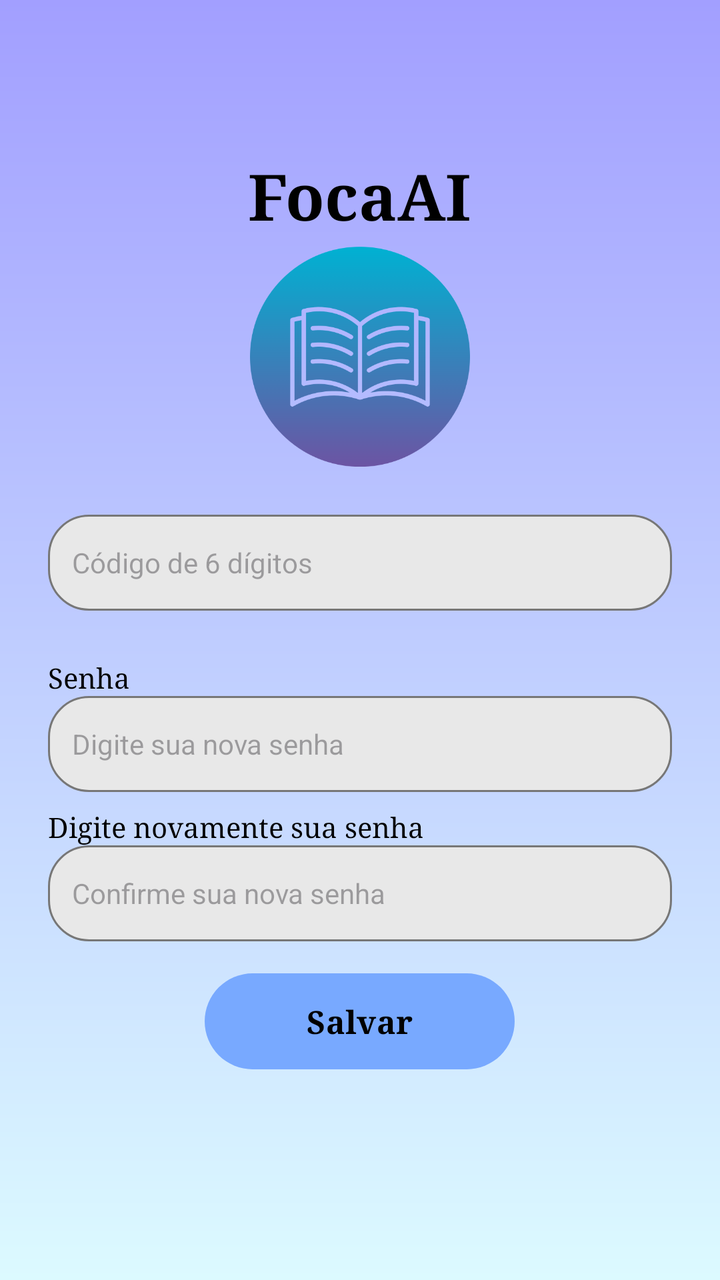
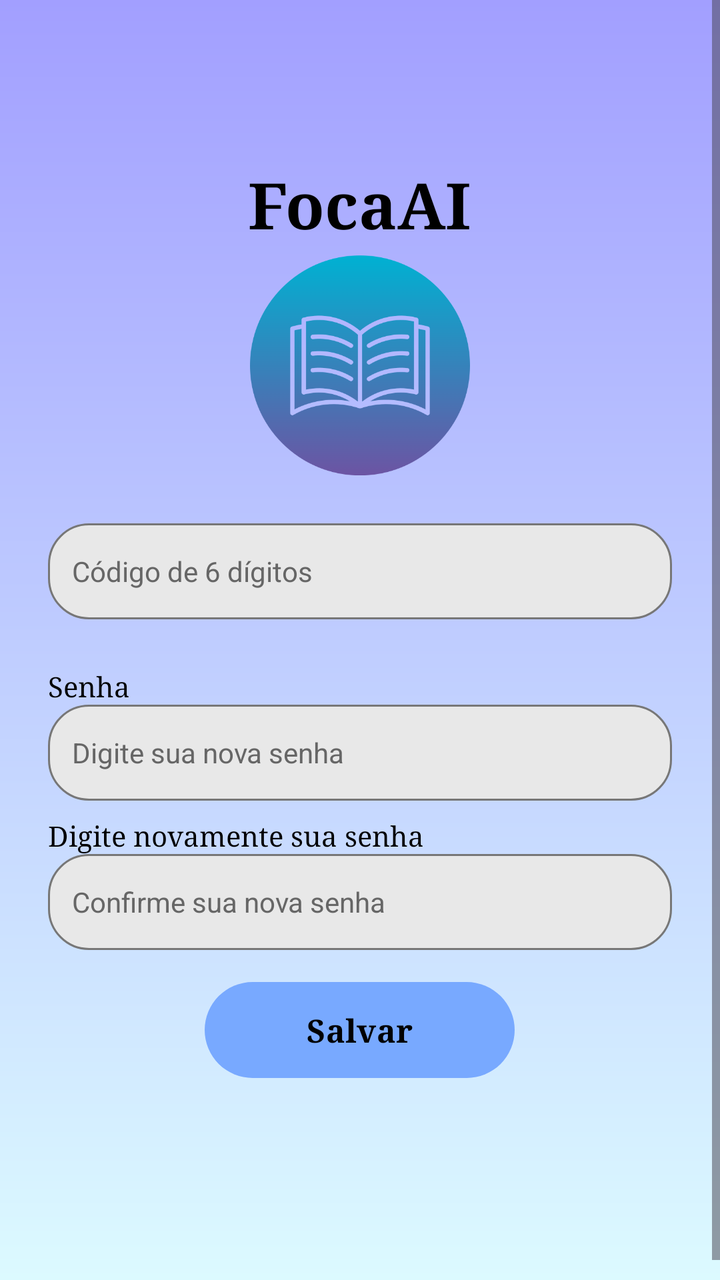

Screens rendered from an Android XML layout before and after an edit, with the pre-edit source and the edit as a unified diff.
<!-- AndroidManifest.xml: application theme Theme.FocaAi -->
<!-- res/layout/activity_recuperar_senha.xml -->
<?xml version="1.0" encoding="utf-8"?>
<androidx.constraintlayout.widget.ConstraintLayout xmlns:android="http://schemas.android.com/apk/res/android"
    xmlns:app="http://schemas.android.com/apk/res-auto"
    xmlns:tools="http://schemas.android.com/tools"
    android:id="@+id/main"
    android:layout_width="match_parent"
    android:layout_height="match_parent"
    android:background="@drawable/bg_foca_gradient"
    tools:context=".activities.RecuperarSenhaActivity">

    <LinearLayout
        android:id="@+id/layoutRecuperarSenha"
        android:layout_width="match_parent"
        android:layout_height="wrap_content"
        android:gravity="center_horizontal"
        android:orientation="vertical"
        android:paddingStart="24dp"
        android:paddingEnd="24dp"
        app:layout_constraintBottom_toBottomOf="parent"
        app:layout_constraintTop_toTopOf="parent"
        app:layout_constraintVertical_bias="0.42">

        <TextView
            android:layout_width="wrap_content"
            android:layout_height="wrap_content"
            android:fontFamily="serif"
            android:text="FocaAI"
            android:textColor="#000000"
            android:textSize="32sp"
            android:textStyle="bold" />

        <ImageView
            android:layout_width="110dp"
            android:layout_height="110dp"
            android:layout_marginTop="4dp"
            android:contentDescription="Logo do FocaAi"
            android:scaleType="fitCenter"
            app:srcCompat="@drawable/livro" />

        <EditText
            android:id="@+id/editCodigoRecuperacao"
            android:layout_width="match_parent"
            android:layout_height="48dp"
            android:layout_marginTop="24dp"
            android:background="@drawable/campo_rounded"
            android:hint="Código de 6 dígitos"
            android:inputType="number"
            android:maxLength="6"
            android:paddingStart="12dp"
            android:paddingEnd="12dp"
            android:textSize="14sp" />

        <TextView
            android:layout_width="match_parent"
            android:layout_height="wrap_content"
            android:layout_marginTop="24dp"
            android:fontFamily="serif"
            android:text="Senha"
            android:textColor="#000000"
            android:textSize="14sp" />

        <EditText
            android:id="@+id/editNovaSenha"
            android:layout_width="match_parent"
            android:layout_height="48dp"
            android:background="@drawable/campo_rounded"
            android:hint="Digite sua nova senha"
            android:inputType="textPassword"
            android:paddingStart="12dp"
            android:paddingEnd="12dp"
            android:textSize="14sp" />

        <TextView
            android:layout_width="match_parent"
            android:layout_height="wrap_content"
            android:layout_marginTop="8dp"
            android:fontFamily="serif"
            android:text="Digite novamente sua senha"
            android:textColor="#000000"
            android:textSize="14sp" />

        <EditText
            android:id="@+id/editConfirmarNovaSenha"
            android:layout_width="match_parent"
            android:layout_height="48dp"
            android:background="@drawable/campo_rounded"
            android:hint="Confirme sua nova senha"
            android:inputType="textPassword"
            android:paddingStart="12dp"
            android:paddingEnd="12dp"
            android:textSize="14sp" />

        <Button
            android:id="@+id/buttonSalvarNovaSenha"
            android:layout_width="155dp"
            android:layout_height="48dp"
            android:layout_marginTop="16dp"
            android:background="@drawable/button_rounded"
            android:fontFamily="serif"
            android:padding="0dp"
            android:stateListAnimator="@null"
            android:text="Salvar"
            android:textAllCaps="false"
            android:textColor="#000000"
            android:textSize="16sp"
            android:textStyle="bold"
            app:backgroundTint="@null" />

    </LinearLayout>

</androidx.constraintlayout.widget.ConstraintLayout>
<!-- resources referenced by this layout -->
<resources>
  <!-- drawable bg_foca_gradient (drawable) -->
  <?xml version="1.0" encoding="utf-8"?>
  <shape xmlns:android="http://schemas.android.com/apk/res/android" android:shape="rectangle">
      <gradient android:angle="270" android:startColor="#A29FFF" android:endColor="#DCFAFF" android:type="linear" />
  </shape>
  <!-- drawable button_rounded (drawable) -->
  <?xml version="1.0" encoding="utf-8"?>
  <shape xmlns:android="http://schemas.android.com/apk/res/android"
      android:shape="rectangle">
  
      <solid android:color="#78A9FF" />
  
      <corners android:radius="50dp" />
  
  </shape>
  <!-- drawable campo_rounded (drawable) -->
  <?xml version="1.0" encoding="utf-8"?>
  <shape xmlns:android="http://schemas.android.com/apk/res/android"
      android:shape="rectangle">
  
      <solid android:color="#E8E8E8" />
  
      <stroke
          android:width="1dp"
          android:color="#777777" />
  
      <corners android:radius="20dp" />
  
  </shape>
  <!-- drawable livro: png bitmap (drawable, 33037 bytes) -->
  <style name="Theme.FocaAi" parent="Base.Theme.FocaAi" />
  <style name="Base.Theme.FocaAi" parent="Theme.Material3.DayNight.NoActionBar">
          
          
      </style>
</resources>

<!-- the commit's change to res/layout/activity_recuperar_senha.xml (unified diff, before → after) -->
@@ -1,11 +1,18 @@
 <?xml version="1.0" encoding="utf-8"?>
-<androidx.constraintlayout.widget.ConstraintLayout xmlns:android="http://schemas.android.com/apk/res/android"
-    xmlns:app="http://schemas.android.com/apk/res-auto"
-    xmlns:tools="http://schemas.android.com/tools"
+<ScrollView xmlns:android="http://schemas.android.com/apk/res/android"
     android:id="@+id/main"
     android:layout_width="match_parent"
     android:layout_height="match_parent"
     android:background="@drawable/bg_foca_gradient"
+    android:fillViewport="true"
+    android:clipToPadding="false"
+    android:scrollbars="vertical">
+<androidx.constraintlayout.widget.ConstraintLayout xmlns:android="http://schemas.android.com/apk/res/android"
+    xmlns:app="http://schemas.android.com/apk/res-auto"
+    xmlns:tools="http://schemas.android.com/tools"
+    android:layout_width="match_parent" android:minHeight="650dp"
+    android:layout_height="wrap_content"
+   
     tools:context=".activities.RecuperarSenhaActivity">
 
     <LinearLayout
@@ -38,6 +45,8 @@
             app:srcCompat="@drawable/livro" />
 
         <EditText
+            android:textColorHint="#666666"
+            android:textColor="#000000"
             android:id="@+id/editCodigoRecuperacao"
             android:layout_width="match_parent"
             android:layout_height="48dp"
@@ -60,6 +69,8 @@
             android:textSize="14sp" />
 
         <EditText
+            android:textColorHint="#666666"
+            android:textColor="#000000"
             android:id="@+id/editNovaSenha"
             android:layout_width="match_parent"
             android:layout_height="48dp"
@@ -80,6 +91,8 @@
             android:textSize="14sp" />
 
         <EditText
+            android:textColorHint="#666666"
+            android:textColor="#000000"
             android:id="@+id/editConfirmarNovaSenha"
             android:layout_width="match_parent"
             android:layout_height="48dp"
@@ -108,4 +121,6 @@
 
     </LinearLayout>
 
+
 </androidx.constraintlayout.widget.ConstraintLayout>
+</ScrollView>
